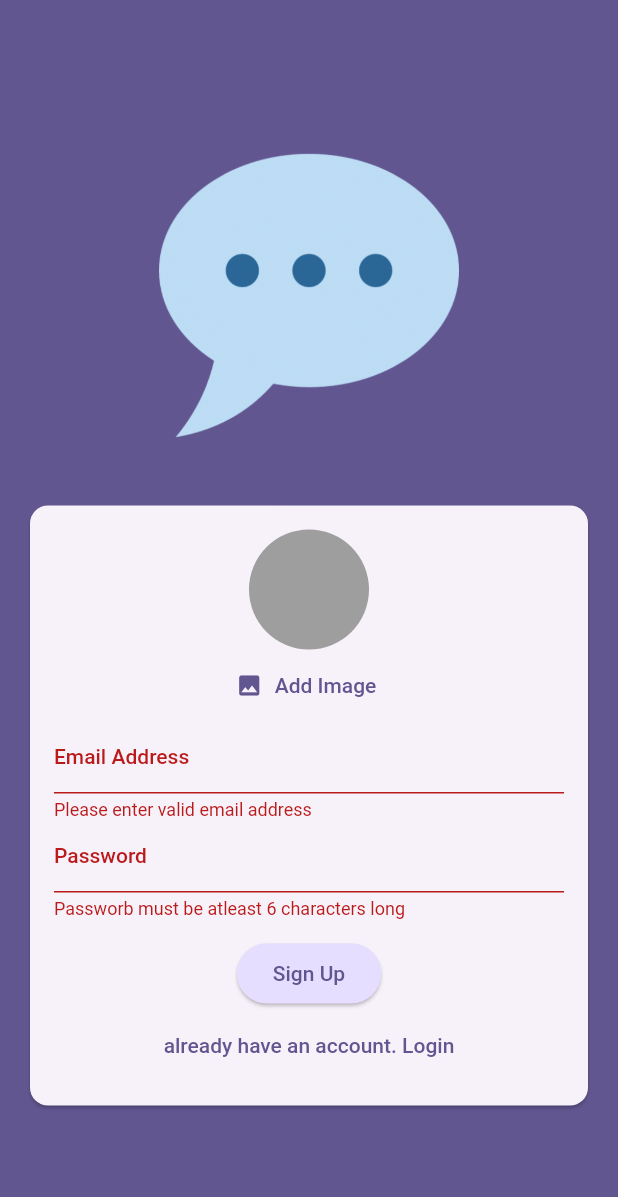
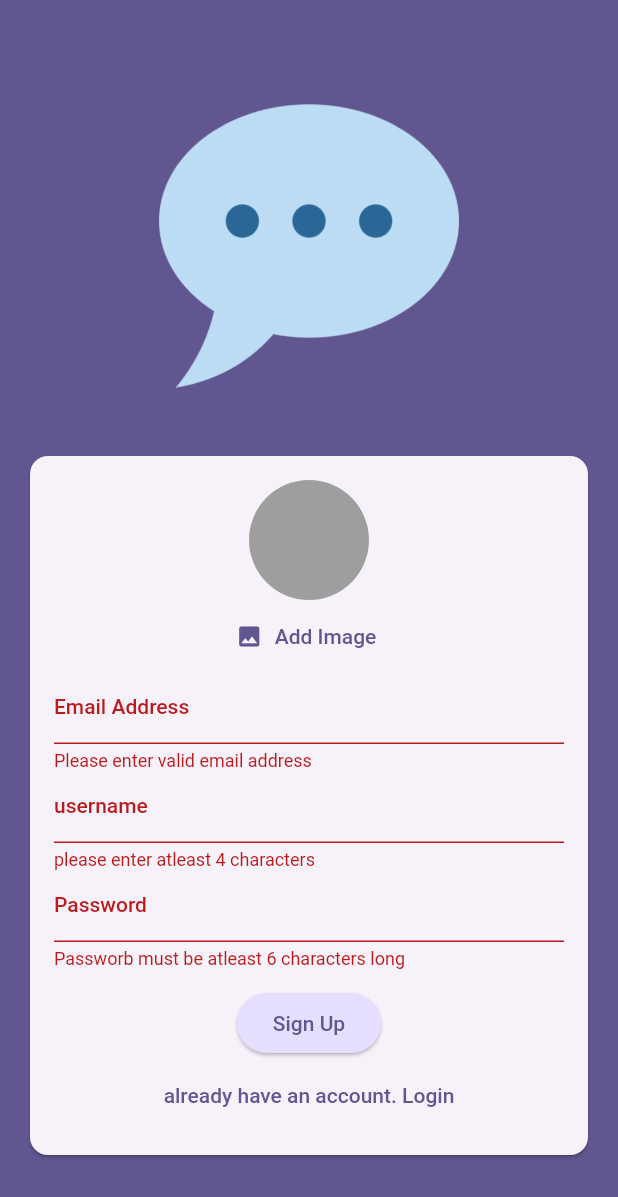
Before and after one commit to cdivyansh123/chat_app_flutter, a Flutter app: the screen it shows after launch, after a tap on "Login", after a tap on "Create an account", after a tap on "Sign Up", on a phone screen of 412 x 824 dp. Shown: the top 1197 px of the screen. Run offline on Flutter 3.47's test engine with Material 2 defaults, Android fonts, the phone set to English and light mode, and no system bars; our stand-ins replace cloud_firestore, firebase_auth, firebase_core, firebase_storage, image_picker; accounts and stored records are empty.

Commit message:
Second Commit

```diff
--- a/lib/screens/auth_screen.dart
+++ b/lib/screens/auth_screen.dart
@@ -1,5 +1,6 @@
 import 'dart:io';
 
+import 'package:cloud_firestore/cloud_firestore.dart';
 import 'package:firebase_auth/firebase_auth.dart';
 import 'package:firebase_storage/firebase_storage.dart';
 import 'package:flutter/cupertino.dart';
@@ -23,6 +24,7 @@ class _AuthScreenState extends State<AuthScreen> {
   var enteredEmail = '';
   var enteredPassword = '';
   var _isAuthenticating=false;
+  var _enteredUsername="";
   File? _selectedImage;
 
   void _submit() async {
@@ -50,7 +52,11 @@ class _AuthScreenState extends State<AuthScreen> {
         final storageRef=FirebaseStorage.instance.ref().child('user_images').child('${userCredentials.user!.uid}.jpg');
         await storageRef.putFile(_selectedImage!);
         final imageUrl=await storageRef.getDownloadURL();
-        print(imageUrl);
+        await FirebaseFirestore.instance.collection('users').doc(userCredentials.user!.uid).set({
+          'username':_enteredUsername,
+          'email': enteredEmail,
+          'image_url':imageUrl
+        });
       }
     } on FirebaseAuthException catch (error) {
       // if(error.code=="email-already-in-use"){
@@ -112,6 +118,21 @@ class _AuthScreenState extends State<AuthScreen> {
                             enteredEmail = value!;
                           },
                         ),
+                        if(!_isLogin)
+                          TextFormField(
+                          decoration: InputDecoration(
+                            labelText: "username"
+                          ),
+                          enableSuggestions: false,
+                          validator: (value){
+                            if(value==null || value.isEmpty || value.length<4){
+                              return "please enter atleast 4 characters ";
+                            }
+                          },
+                          onSaved: (value){
+                            _enteredUsername=value!;
+                          },
+                        ),
                         TextFormField(
                           decoration: InputDecoration(
                             labelText: "Password",
```
Also changed, not shown: 1 other file.
